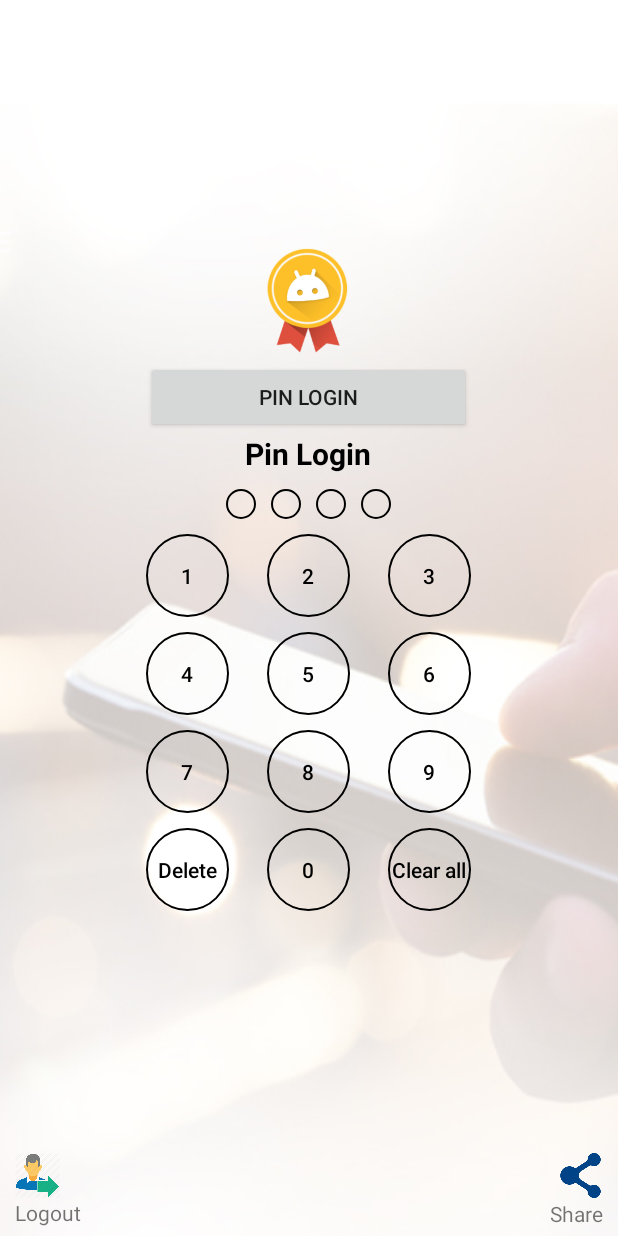
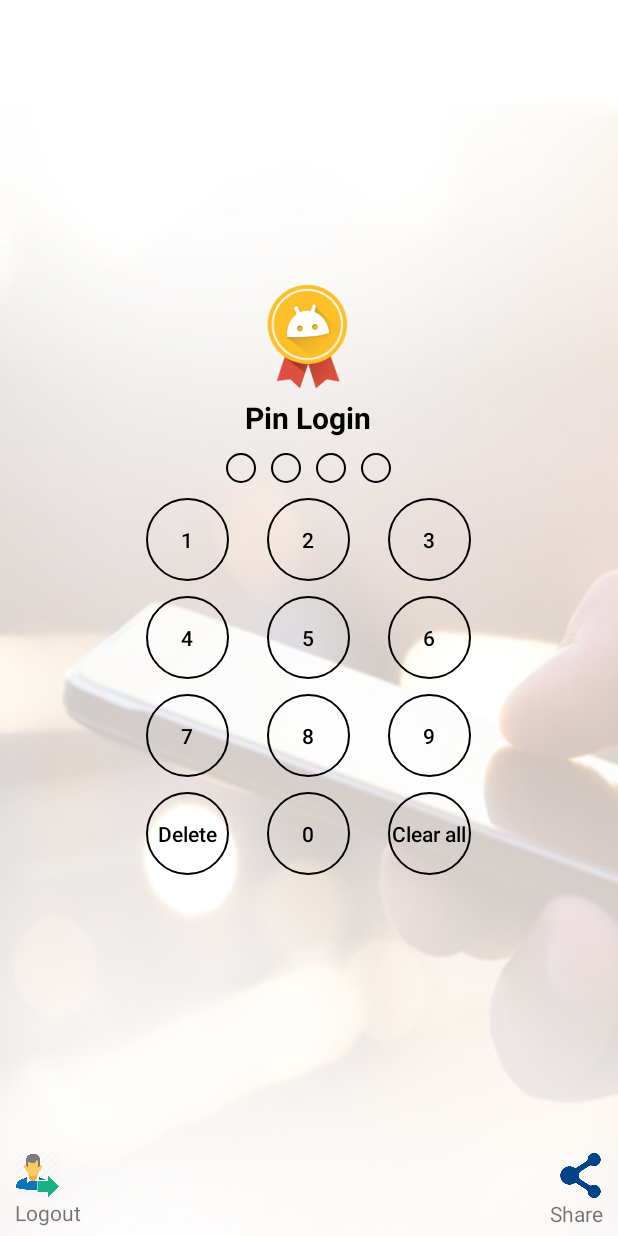
Before and after one commit to Vishnuneelancheri/PinLogin, an Android app: the screen it shows after launch (PinLoginActivity), on a phone screen of 412 x 824 dp. Run offline under Robolectric (Android 15) with nearby library versions, the phone set to English and light mode, and no system bars.

```diff
--- a/app/src/main/res/layout/activity_pin_login.xml
+++ b/app/src/main/res/layout/activity_pin_login.xml
@@ -75,11 +75,7 @@
                 android:layout_height="80dp"
                 android:layout_gravity="center_horizontal"/>
 
-            <Button
-                android:id="@+id/button"
-                android:layout_width="match_parent"
-                android:layout_height="wrap_content"
-                android:text="@string/app_name"/>
+
 
             <TextView
                 android:id="@+id/txt_app_name"
```
